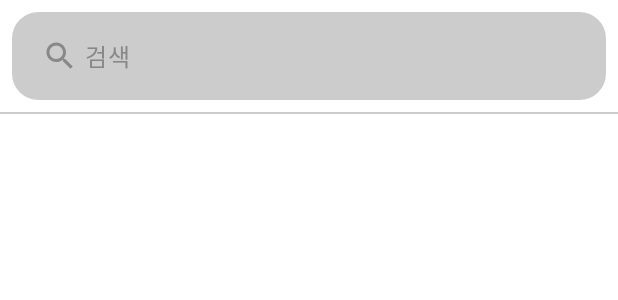
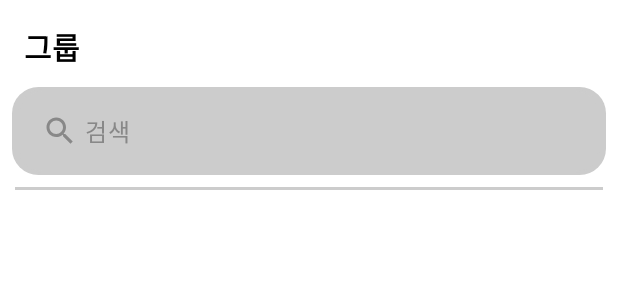
Before and after one commit to Junha-Jang/madcamp-proj1, an Android app built with Jetpack Compose: the @Preview function Tab3ScreenPreview, on a phone screen of 412 x 824 dp. Shown: the top 300 px of the screen. Run offline under Robolectric (Android 15) with nearby library versions, the phone set to English and light mode, and no system bars.

Commit message:
feat(tab3): add title & change divider

```diff
--- a/app/src/main/java/com/example/madcamp_proj1/Tab3Screen.kt
+++ b/app/src/main/java/com/example/madcamp_proj1/Tab3Screen.kt
@@ -26,8 +26,10 @@ import androidx.compose.runtime.remember
 import androidx.compose.runtime.setValue
 import androidx.compose.ui.Modifier
 import androidx.compose.ui.graphics.Color
+import androidx.compose.ui.text.font.FontWeight
 import androidx.compose.ui.tooling.preview.Preview
 import androidx.compose.ui.unit.dp
+import androidx.compose.ui.unit.sp
 import com.example.madcamp_proj1.data.Datasource
 
 
@@ -41,7 +43,17 @@ fun Tab3Screen(modifier: Modifier = Modifier) {
 
     Box(modifier = modifier.fillMaxSize()) {
         Column(modifier = Modifier.fillMaxSize()) {
-
+            Row(modifier = Modifier
+                .fillMaxWidth()
+                .padding(top = 16.dp, start = 16.dp, end = 16.dp, bottom = 4.dp)
+            ){
+                Text(
+                    text = "그룹",
+                    fontSize = 20.sp,
+                    fontWeight = FontWeight.Bold,
+                    color = Color.Black
+                )
+            }
             Box(
                 modifier = Modifier
                     .fillMaxWidth()
@@ -72,7 +84,11 @@ fun Tab3Screen(modifier: Modifier = Modifier) {
                     singleLine = true
                 )
             }
-            Divider(color = Color.LightGray, thickness = 1.dp)
+
+            Divider(
+                color = Color.LightGray,
+                thickness = 2.dp,
+                modifier = Modifier.padding(horizontal = 10.dp))
 
             val filteredGalleryImageList = images.filter { it ->
                 val sortedNameList = it.nameList.sorted()
```
